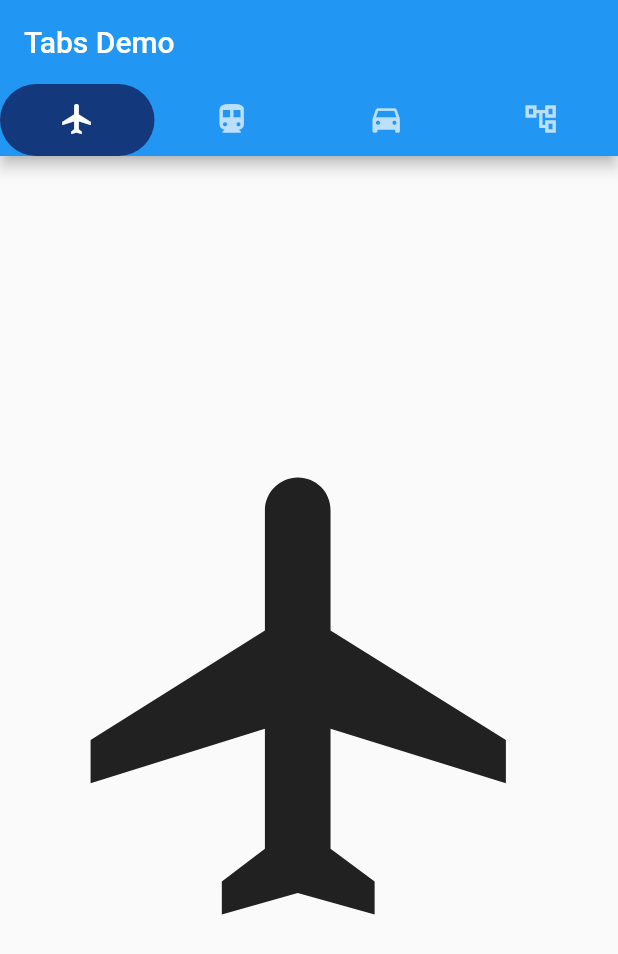
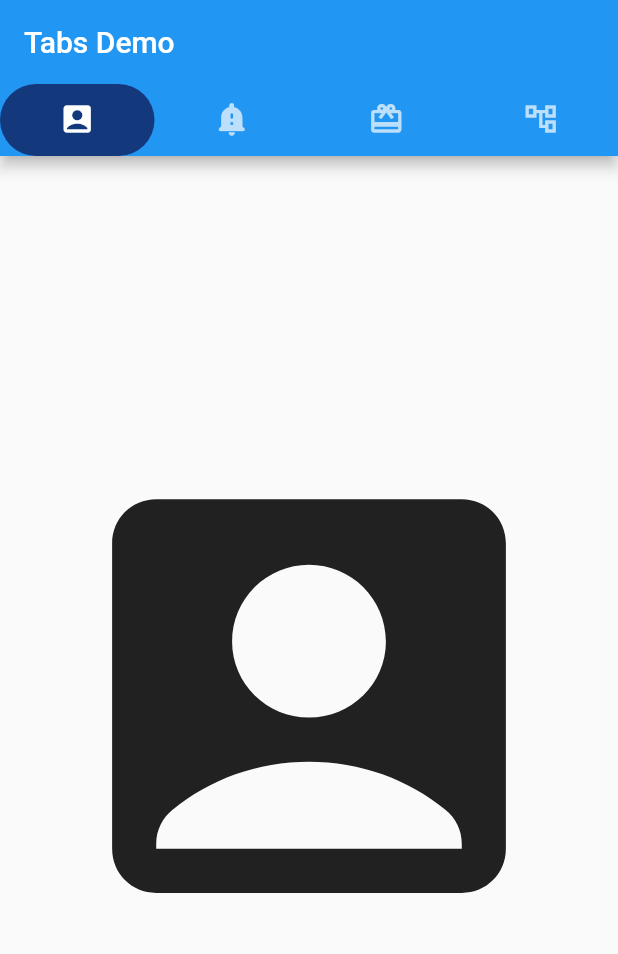
Before and after one commit to VictoriaGalvan/tabBar_6J, a Flutter app: the screen it shows after launch, on a phone screen of 412 x 824 dp. Shown: the top 954 px of the screen. Run offline on Flutter 3.47's test engine with Material 2 defaults, Android fonts, the phone set to English and light mode, and no system bars.

Commit message:
tabbarv3

```diff
--- a/lib/main.dart
+++ b/lib/main.dart
@@ -37,9 +37,9 @@ class _MyHomePageState extends State<MyHomePage> {
                 borderRadius: BorderRadius.circular(50), // Creates border
                 color: Color(0xff14387c)),
             tabs: [
-              Tab(icon: Icon(Icons.flight)),
-              Tab(icon: Icon(Icons.directions_transit)),
-              Tab(icon: Icon(Icons.directions_car)),
+              Tab(icon: Icon(Icons.account_box)),
+              Tab(icon: Icon(Icons.notification_important_rounded)),
+              Tab(icon: Icon(Icons.card_giftcard)),
               Tab(icon: Icon(Icons.account_tree_outlined)),
             ],
           ),
@@ -47,9 +47,9 @@ class _MyHomePageState extends State<MyHomePage> {
         ),
         body: TabBarView(
           children: [
-            Icon(Icons.flight, size: 350),
-            Icon(Icons.directions_transit, size: 350),
-            Icon(Icons.directions_car, size: 350),
+            Icon(Icons.account_box, size: 350),
+            Icon(Icons.notification_important_rounded, size: 350),
+            Icon(Icons.card_giftcard, size: 350),
             Icon(Icons.account_tree_outlined, size: 350),
           ],
         ),
```
